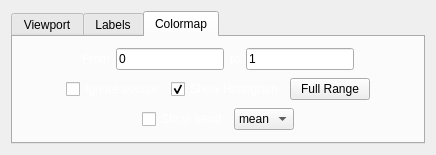
First picture: the form in src/interface/ui/image_window_settings.ui, repository FXIhub/hummingbird, before the edit.
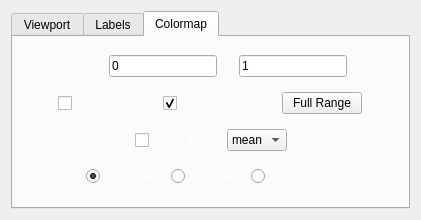
Second picture: the form after the edit.

Commit message: Possible now to have MeanMap/HeatMap/VisitedMap in the interface, without any buffers in the backen, Fixes #50

What changed in the file:
```diff
--- a/src/interface/ui/image_window_settings.ui
+++ b/src/interface/ui/image_window_settings.ui
@@ -6,8 +6,8 @@
    <rect>
     <x>0</x>
     <y>0</y>
-    <width>436</width>
-    <height>155</height>
+    <width>421</width>
+    <height>220</height>
    </rect>
   </property>
   <property name="windowTitle">
@@ -971,6 +971,171 @@
          </item>
         </layout>
        </item>
+       <item row="3" column="0">
+        <layout class="QHBoxLayout" name="horizontalLayout_6">
+         <item>
+          <spacer name="horizontalSpacer_13">
+           <property name="orientation">
+            <enum>Qt::Horizontal</enum>
+           </property>
+           <property name="sizeHint" stdset="0">
+            <size>
+             <width>40</width>
+             <height>20</height>
+            </size>
+           </property>
+          </spacer>
+         </item>
+         <item>
+          <widget class="QRadioButton" name="show_meanmap">
+           <property name="palette">
+            <palette>
+             <active>
+              <colorrole role="WindowText">
+               <brush brushstyle="SolidPattern">
+                <color alpha="255">
+                 <red>255</red>
+                 <green>255</green>
+                 <blue>255</blue>
+                </color>
+               </brush>
+              </colorrole>
+             </active>
+             <inactive>
+              <colorrole role="WindowText">
+               <brush brushstyle="SolidPattern">
+                <color alpha="255">
+                 <red>255</red>
+                 <green>255</green>
+                 <blue>255</blue>
+                </color>
+               </brush>
+              </colorrole>
+             </inactive>
+             <disabled>
+              <colorrole role="WindowText">
+               <brush brushstyle="SolidPattern">
+                <color alpha="255">
+                 <red>69</red>
+                 <green>69</green>
+                 <blue>69</blue>
+                </color>
+               </brush>
+              </colorrole>
+             </disabled>
+            </palette>
+           </property>
+           <property name="text">
+            <string>MeanMap</string>
+           </property>
+           <property name="checked">
+            <bool>true</bool>
+           </property>
+          </widget>
+         </item>
+         <item>
+          <widget class="QRadioButton" name="show_heatmap">
+           <property name="palette">
+            <palette>
+             <active>
+              <colorrole role="WindowText">
+               <brush brushstyle="SolidPattern">
+                <color alpha="255">
+                 <red>255</red>
+                 <green>255</green>
+                 <blue>255</blue>
+                </color>
+               </brush>
+              </colorrole>
+             </active>
+             <inactive>
+              <colorrole role="WindowText">
+               <brush brushstyle="SolidPattern">
+                <color alpha="255">
+                 <red>255</red>
+                 <green>255</green>
+                 <blue>255</blue>
+                </color>
+               </brush>
+              </colorrole>
+             </inactive>
+             <disabled>
+              <colorrole role="WindowText">
+               <brush brushstyle="SolidPattern">
+                <color alpha="255">
+                 <red>69</red>
+                 <green>69</green>
+                 <blue>69</blue>
+                </color>
+               </brush>
+              </colorrole>
+             </disabled>
+            </palette>
+           </property>
+           <property name="text">
+            <string>Heatmap</string>
+           </property>
+          </widget>
+         </item>
+         <item>
+          <widget class="QRadioButton" name="show_visitedmap">
+           <property name="palette">
+            <palette>
+             <active>
+              <colorrole role="WindowText">
+               <brush brushstyle="SolidPattern">
+                <color alpha="255">
+                 <red>255</red>
+                 <green>255</green>
+                 <blue>255</blue>
+                </color>
+               </brush>
+              </colorrole>
+             </active>
+             <inactive>
+              <colorrole role="WindowText">
+               <brush brushstyle="SolidPattern">
+                <color alpha="255">
+                 <red>255</red>
+                 <green>255</green>
+                 <blue>255</blue>
+                </color>
+               </brush>
+              </colorrole>
+             </inactive>
+             <disabled>
+              <colorrole role="WindowText">
+               <brush brushstyle="SolidPattern">
+                <color alpha="255">
+                 <red>69</red>
+                 <green>69</green>
+                 <blue>69</blue>
+                </color>
+               </brush>
+              </colorrole>
+             </disabled>
+            </palette>
+           </property>
+           <property name="text">
+            <string>VisitedMap</string>
+           </property>
+          </widget>
+         </item>
+         <item>
+          <spacer name="horizontalSpacer_14">
+           <property name="orientation">
+            <enum>Qt::Horizontal</enum>
+           </property>
+           <property name="sizeHint" stdset="0">
+            <size>
+             <width>40</width>
+             <height>20</height>
+            </size>
+           </property>
+          </spacer>
+         </item>
+        </layout>
+       </item>
       </layout>
      </widget>
     </widget>
```
The commit also changes 5 other files.
